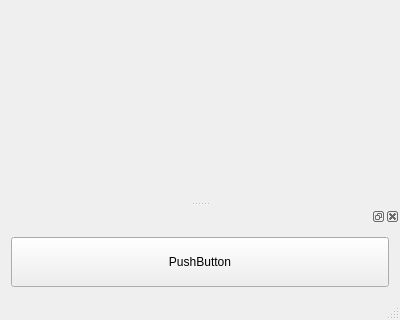
Above: MoCapSim/TestApp/mainwindow.ui from kaajo/MocapClassification before the change; both pictures show x 0 to 400 and y 480 to 800 of the 400 by 800 pixel window. Below: the same form after it.
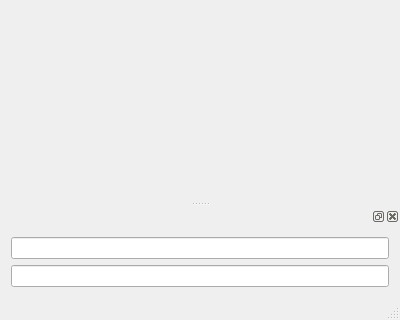
That is the form after the change.

The edit to the form file:
```diff
--- a/MoCapSim/TestApp/mainwindow.ui
+++ b/MoCapSim/TestApp/mainwindow.ui
@@ -52,17 +52,10 @@
    <widget class="QWidget" name="dockWidgetContents">
     <layout class="QVBoxLayout" name="verticalLayout_2">
      <item>
-      <widget class="QPushButton" name="pushButton">
-       <property name="minimumSize">
-        <size>
-         <width>300</width>
-         <height>50</height>
-        </size>
-       </property>
-       <property name="text">
-        <string>PushButton</string>
-       </property>
-      </widget>
+      <widget class="QLineEdit" name="refID"/>
+     </item>
+     <item>
+      <widget class="QLineEdit" name="secID"/>
      </item>
     </layout>
    </widget>
```
